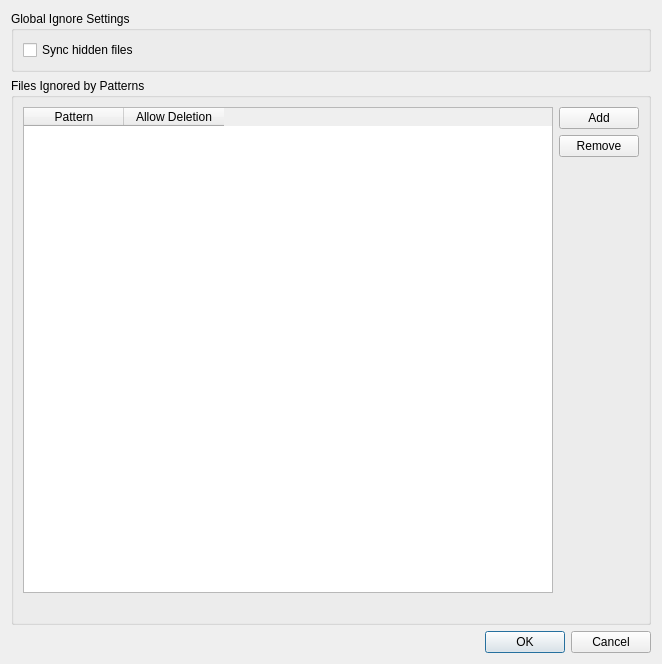
Before: the Qt Designer form src/gui/ignorelisteditor.ui in nextcloud/desktop, drawn with Qt 5.
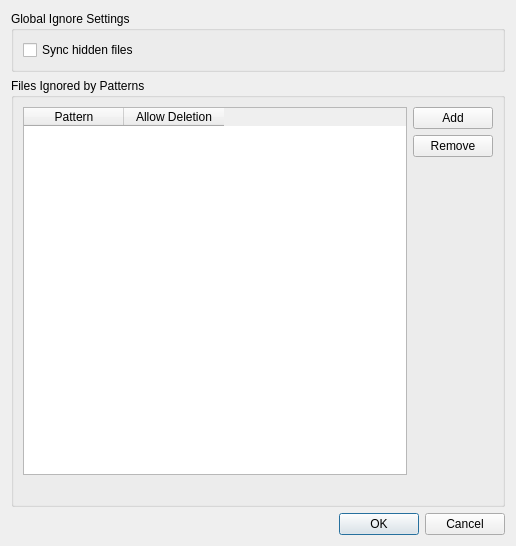
After: the same form once the commit is applied.

Commit message:
Ignore list editor: adjust the size
The previous patch on this file made it a bit too big, so make it a bit smaller
For issue #5600

Patch:
```diff
--- a/src/gui/ignorelisteditor.ui
+++ b/src/gui/ignorelisteditor.ui
@@ -6,8 +6,8 @@
    <rect>
     <x>0</x>
     <y>0</y>
-    <width>662</width>
-    <height>664</height>
+    <width>516</width>
+    <height>546</height>
    </rect>
   </property>
   <property name="windowTitle">
```
